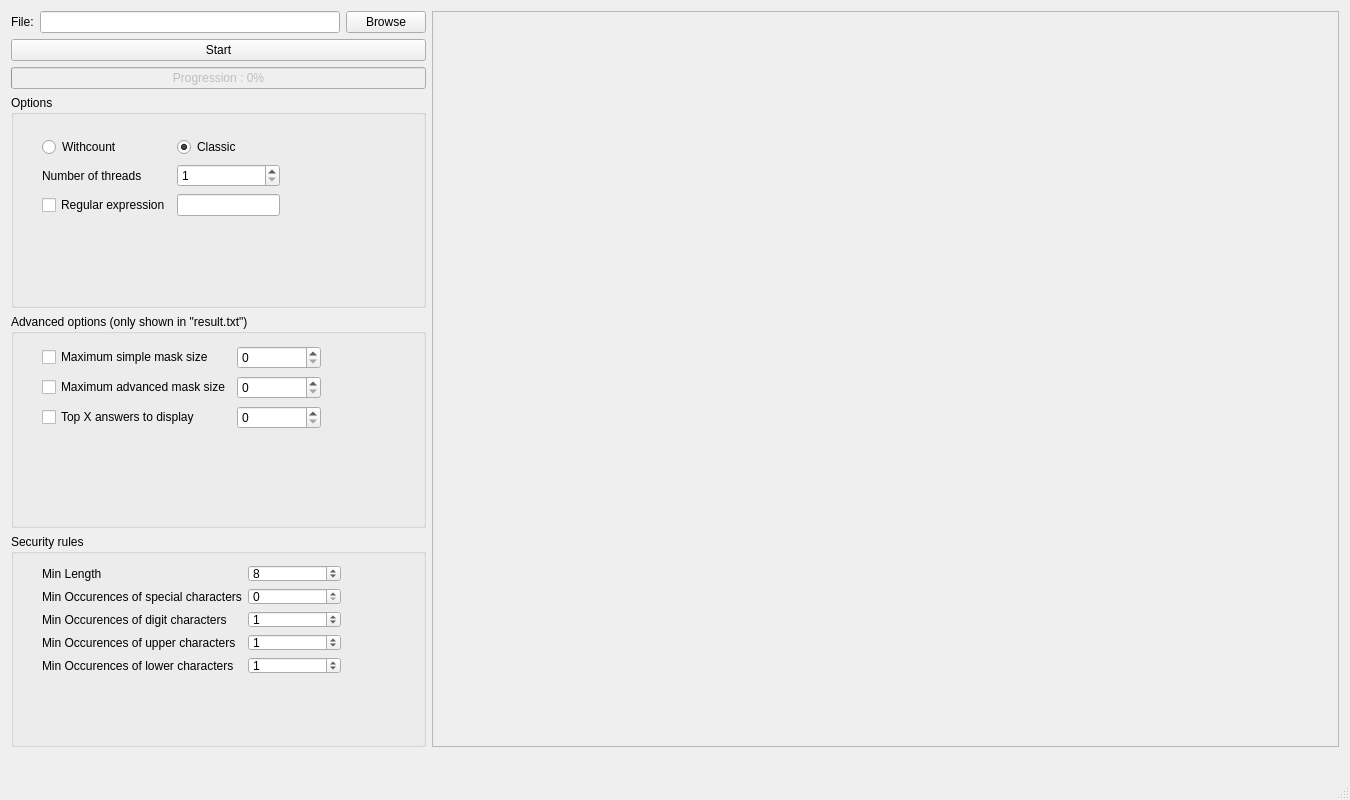
Old version of the form src/gui/MainWindow.ui in the repository mvalois/cpack.
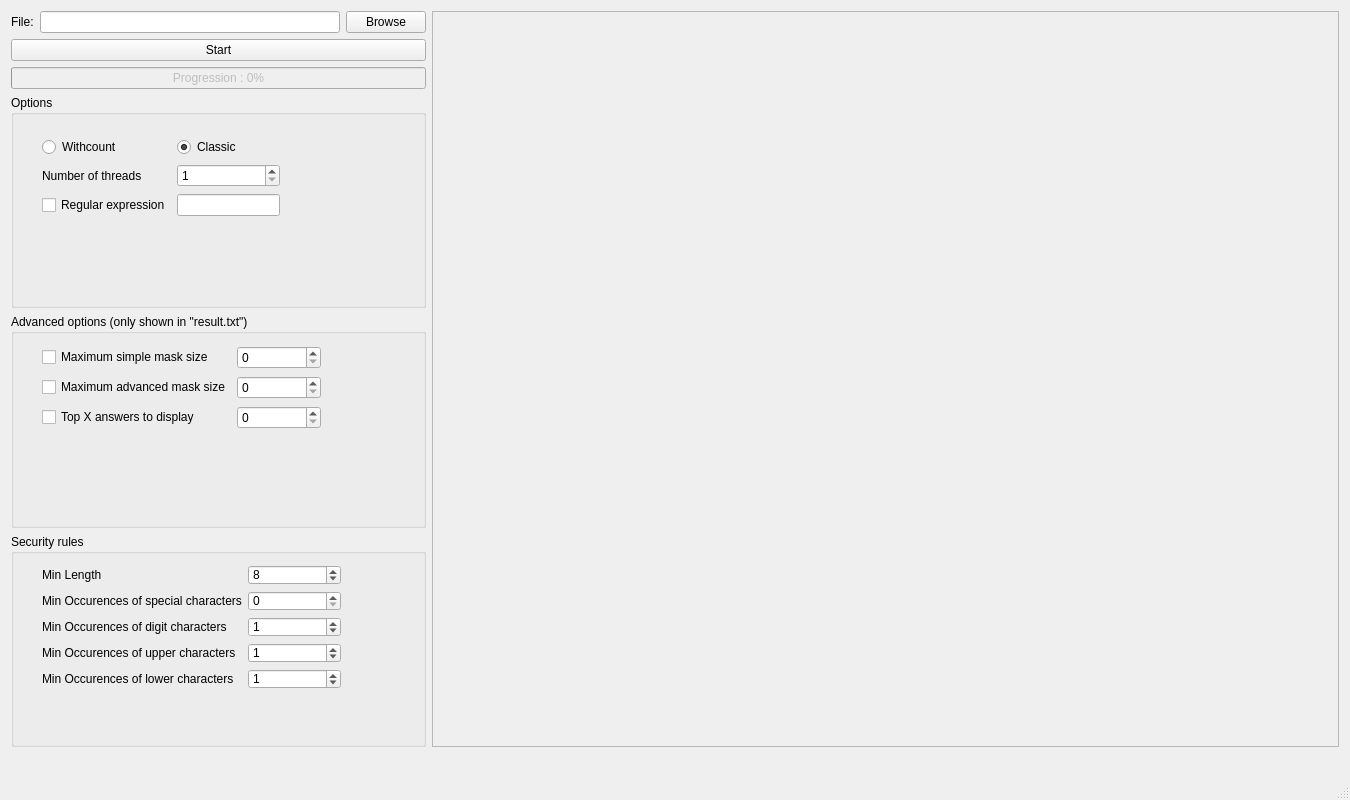
New version of the form. Icons and pictures are not drawn.

Patch:
```diff
--- a/src/gui/MainWindow.ui
+++ b/src/gui/MainWindow.ui
@@ -39,7 +39,7 @@
              <x>20</x>
              <y>20</y>
              <width>321</width>
-             <height>131</height>
+             <height>146</height>
             </rect>
            </property>
            <layout class="QGridLayout" name="gridLayout_3">
@@ -303,40 +303,46 @@
         <property name="frameShadow">
          <enum>QFrame::Raised</enum>
         </property>
-        <layout class="QVBoxLayout" name="verticalLayout_3" stretch="0,0,1,1,0">
-         <item>
-          <widget class="QLabel" name="AnalyzedLabel">
+        <layout class="QGridLayout" name="gridLayout" rowstretch="0,0,1,1,0">
+         <item row="2" column="0">
+          <widget class="QWidget" name="lengthWidget" native="true"/>
+         </item>
+         <item row="4" column="0">
+          <widget class="QLabel" name="resultLabel">
            <property name="text">
             <string/>
            </property>
           </widget>
          </item>
-         <item>
+         <item row="1" column="0">
           <widget class="QLabel" name="securityLabel">
            <property name="text">
             <string/>
            </property>
           </widget>
          </item>
-         <item>
-          <widget class="QWidget" name="lengthWidget" native="true">
+         <item row="0" column="0">
+          <widget class="QLabel" name="AnalyzedLabel">
+           <property name="text">
+            <string/>
+           </property>
+          </widget>
+         </item>
+         <item row="3" column="1">
+          <widget class="QWidget" name="advancedMasksWidget" native="true"/>
+         </item>
+         <item row="2" column="1">
+          <widget class="QWidget" name="charsetWidget" native="true">
            <property name="minimumSize">
             <size>
-             <width>800</width>
+             <width>500</width>
              <height>0</height>
             </size>
            </property>
           </widget>
          </item>
-         <item>
-          <widget class="QWidget" name="charsetWidget" native="true"/>
-         </item>
-         <item>
-          <widget class="QLabel" name="resultLabel">
-           <property name="text">
-            <string/>
-           </property>
-          </widget>
+         <item row="3" column="0">
+          <widget class="QWidget" name="simpleMasksWidget" native="true"/>
          </item>
         </layout>
        </widget>
```
